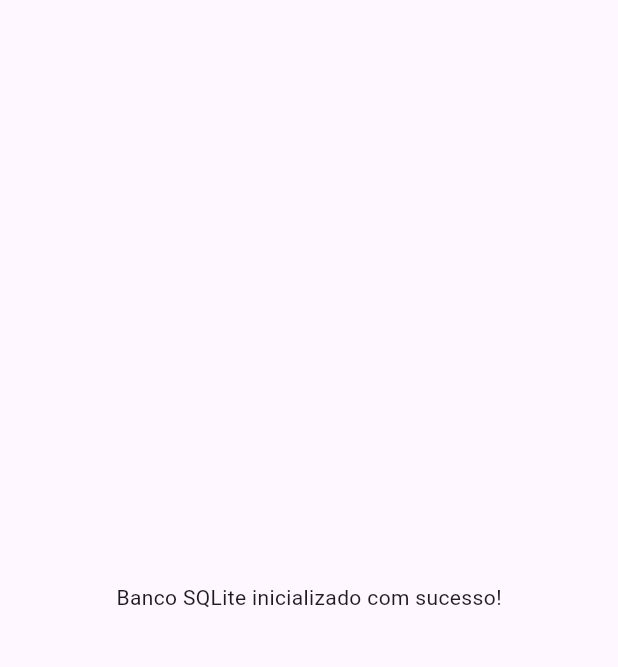
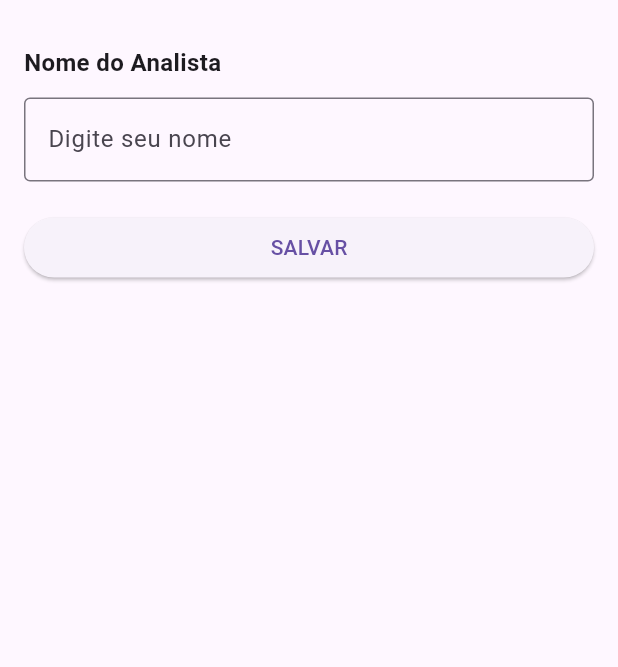
Before and after one commit to AxlBB/cobranca-facil, a Flutter app: the screen it shows after launch, on a phone screen of 412 x 824 dp, the part 63-730 px from its top. Run offline on Flutter 3.47's test engine with Material 3 defaults, Android fonts, the phone set to English and light mode, and no system bars; our stand-ins replace sqflite; accounts and stored records are empty.

Commit message:
feat: tela de configuracao do analista

```diff
--- a/lib/main.dart
+++ b/lib/main.dart
@@ -1,26 +1,8 @@
 import 'package:flutter/material.dart';
 
-import 'database/database_helper.dart';
-import 'repositories/settings_repository.dart';
+import 'screens/settings/settings_screen.dart';
 
-void main() async {
-  WidgetsFlutterBinding.ensureInitialized();
-
-  await DatabaseHelper.instance.database;
-
-  final repository = SettingsRepository();
-
-  await repository.salvarAnalista(
-    'Alex Barbosa',
-  );
-
-  final settings =
-      await repository.obter();
-
-  print(
-    'Analista: ${settings.nomeAnalista}',
-  );
-
+void main() {
   runApp(
     const MyApp(),
   );
@@ -31,21 +13,9 @@ class MyApp extends StatelessWidget {
 
   @override
   Widget build(BuildContext context) {
-    return MaterialApp(
-      title: 'Cobrança Fácil',
+    return const MaterialApp(
       debugShowCheckedModeBanner: false,
-      home: Scaffold(
-        appBar: AppBar(
-          title: const Text(
-            'Cobrança Fácil',
-          ),
-        ),
-        body: const Center(
-          child: Text(
-            'Banco SQLite inicializado com sucesso!',
-          ),
-        ),
-      ),
+      home: SettingsScreen(),
     );
   }
 }
--- /dev/null
+++ b/lib/screens/settings/settings_screen.dart
@@ -0,0 +1,124 @@
+import 'package:flutter/material.dart';
+
+import '../../models/app_settings.dart';
+import '../../repositories/settings_repository.dart';
+
+class SettingsScreen extends StatefulWidget {
+  const SettingsScreen({super.key});
+
+  @override
+  State<SettingsScreen> createState() =>
+      _SettingsScreenState();
+}
+
+class _SettingsScreenState
+    extends State<SettingsScreen> {
+
+  final _repository =
+      SettingsRepository();
+
+  final _controller =
+      TextEditingController();
+
+  bool _loading = true;
+
+  @override
+  void initState() {
+    super.initState();
+    _loadSettings();
+  }
+
+  Future<void> _loadSettings() async {
+
+    final AppSettings settings =
+        await _repository.obter();
+
+    _controller.text =
+        settings.nomeAnalista;
+
+    setState(() {
+      _loading = false;
+    });
+  }
+
+  Future<void> _salvar() async {
+
+    await _repository.salvarAnalista(
+      _controller.text.trim(),
+    );
+
+    if (!mounted) return;
+
+    ScaffoldMessenger.of(context)
+        .showSnackBar(
+      const SnackBar(
+        content: Text(
+          'Configuração salva com sucesso!',
+        ),
+      ),
+    );
+  }
+
+  @override
+  Widget build(BuildContext context) {
+
+    if (_loading) {
+      return const Scaffold(
+        body: Center(
+          child: CircularProgressIndicator(),
+        ),
+      );
+    }
+
+    return Scaffold(
+      appBar: AppBar(
+        title: const Text(
+          'Cobrança Fácil',
+        ),
+      ),
+      body: Padding(
+        padding:
+            const EdgeInsets.all(16),
+        child: Column(
+          crossAxisAlignment:
+              CrossAxisAlignment.start,
+          children: [
+
+            const Text(
+              'Nome do Analista',
+              style: TextStyle(
+                fontSize: 16,
+                fontWeight:
+                    FontWeight.bold,
+              ),
+            ),
+
+            const SizedBox(height: 12),
+
+            TextField(
+              controller: _controller,
+              decoration:
+                  const InputDecoration(
+                border:
+                    OutlineInputBorder(),
+                hintText:
+                    'Digite seu nome',
+              ),
+            ),
+
+            const SizedBox(height: 20),
+
+            SizedBox(
+              width: double.infinity,
+              child: ElevatedButton(
+                onPressed: _salvar,
+                child:
+                    const Text('SALVAR'),
+              ),
+            ),
+          ],
+        ),
+      ),
+    );
+  }
+}
```
